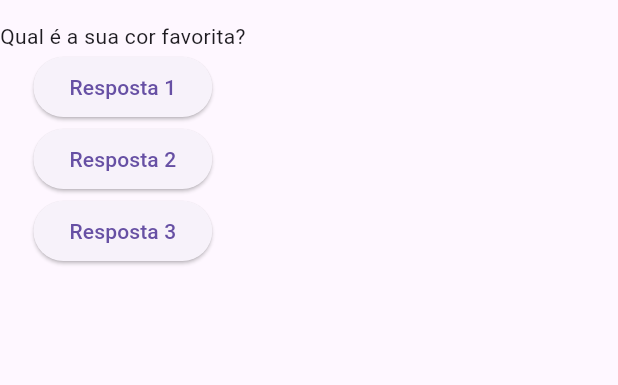
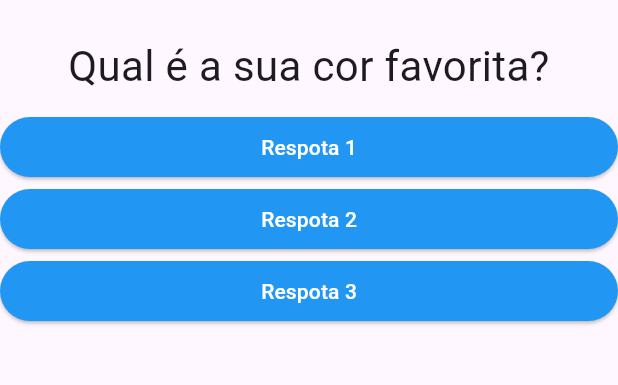
Before and after one commit to AlexandreOlivera/estudos-flutter, a Flutter app: the screen it shows after launch, on a phone screen of 412 x 824 dp, the part 63-448 px from its top. Run offline on Flutter 3.47's test engine with Material 3 defaults, Android fonts, the phone set to English and light mode, and no system bars.

Commit message:
implementaçao dos componentes questao e repsosta

```diff
--- a/projeto_perguntas/lib/main.dart
+++ b/projeto_perguntas/lib/main.dart
@@ -1,5 +1,6 @@
 import 'package:flutter/material.dart';
-
+import './questao.dart';
+import './resposta.dart';
  main() =>runApp(PerguntaApp());
 
  class _PerguntaAppState extends State<PerguntaApp>{
@@ -27,20 +28,11 @@ import 'package:flutter/material.dart';
           title:  Text('Perguntas'),
         ),
         body: Column(
-          children: [
-            Text(perguntas[_perguntaSelecionada]),
-             ElevatedButton(
-              child: Text('Resposta 1'),
-               onPressed: _responder,
-            ),
-             ElevatedButton(
-              child: Text('Resposta 2'),
-              onPressed: _responder,
-            ),
-             ElevatedButton(
-              child: Text('Resposta 3'),
-              onPressed: _responder,
-            ),
+          children: <Widget>[
+            Questao(perguntas[_perguntaSelecionada]),
+            Resposta('Respota 1', _responder),
+            Resposta('Respota 2', _responder),
+            Resposta('Respota 3', _responder),
           ],
         ),
       ),
--- /dev/null
+++ b/projeto_perguntas/lib/questao.dart
@@ -0,0 +1,23 @@
+import 'package:flutter/material.dart';
+import 'package:flutter/widgets.dart';
+
+class Questao extends StatelessWidget {
+
+  final String texto;
+
+  Questao (this.texto);
+
+  @override
+
+  Widget build(BuildContext context) {
+    return Container(
+      width: double.infinity,
+      margin:EdgeInsets.all(10),
+      child: Text(
+      texto,
+      style: TextStyle(fontSize: 28),
+      textAlign: TextAlign.center,
+      ),
+    );
+  }
+}
--- /dev/null
+++ b/projeto_perguntas/lib/resposta.dart
@@ -0,0 +1,23 @@
+import 'package:flutter/material.dart';
+
+class Resposta extends StatelessWidget {
+  final String texto;
+  final void Function() quandoSelecionado;
+
+  Resposta(this.texto, this.quandoSelecionado);
+
+  @override
+  Widget build(BuildContext context) {
+    return Container(
+      width: double.infinity,
+      child: ElevatedButton(
+         style: ButtonStyle(
+          backgroundColor: WidgetStateProperty.all(Colors.blue), // Cor de fundo
+          foregroundColor: WidgetStateProperty.all(Colors.white), // Cor do texto
+        ),
+        child: Text(texto),
+        onPressed: quandoSelecionado,
+      ),
+    );
+  }
+}
```
Also changed, not shown: 1 other file.
